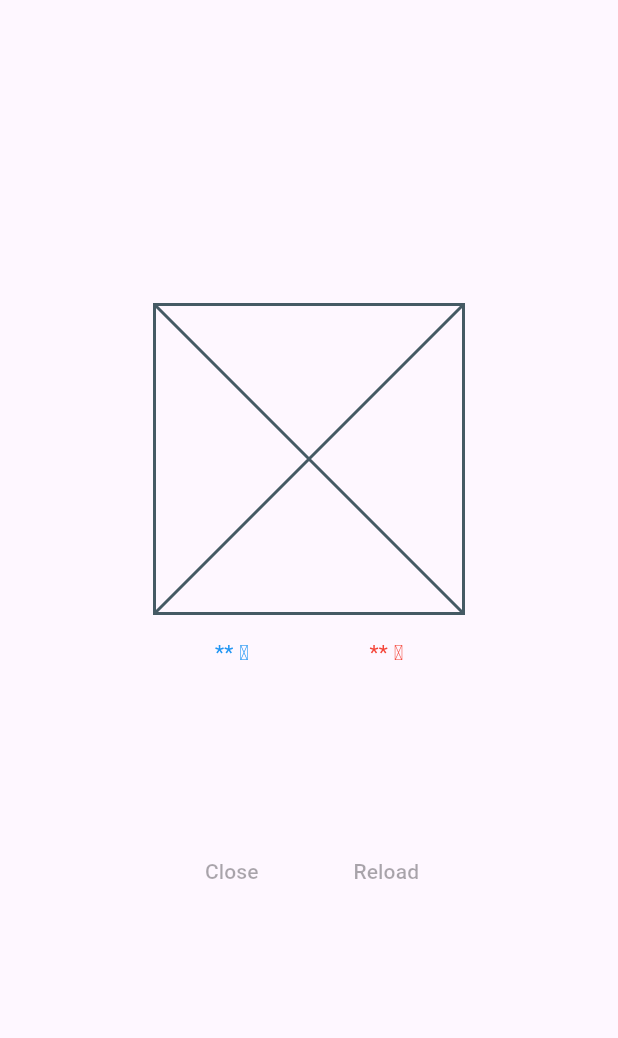
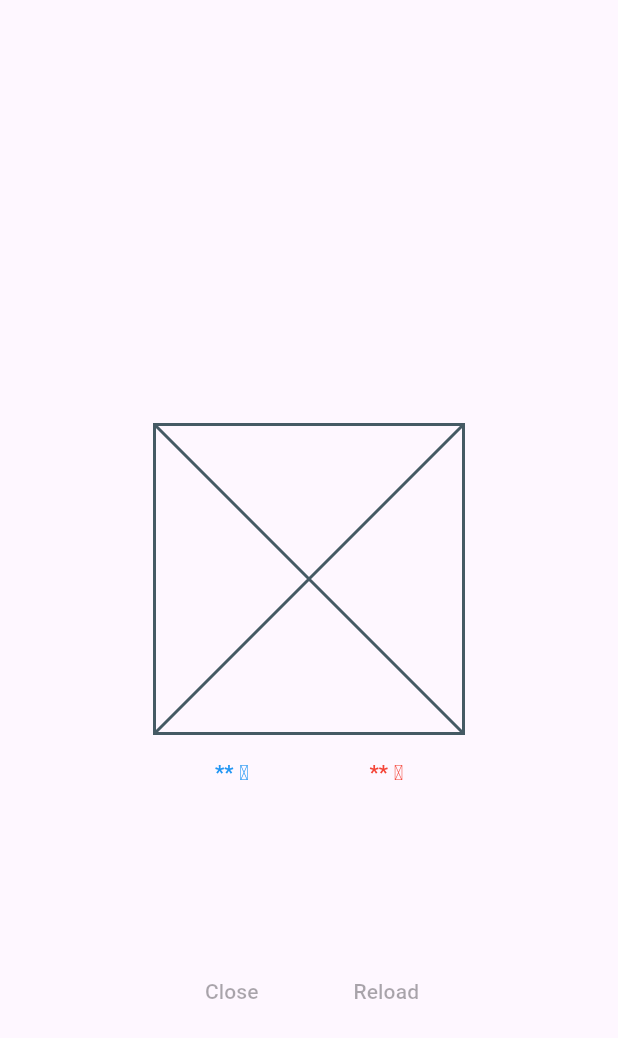
Before and after one commit to tooooofu24/flutter-training, a Flutter app: the screen it shows after launch, on a phone screen of 412 x 824 dp. Shown: the top 1038 px of the screen. Run offline on Flutter 3.47's test engine with Material 3 defaults, Android fonts, the phone set to English and light mode, and no system bars.

Commit message:
add: 指摘事項の修正

```diff
--- a/lib/main.dart
+++ b/lib/main.dart
@@ -9,44 +9,53 @@ class MainApp extends StatelessWidget {
 
   @override
   Widget build(BuildContext context) {
-    final screenWidth = MediaQuery.of(context).size.width;
-    final halfWidth = screenWidth / 2;
-
     return MaterialApp(
       home: Scaffold(
         body: Center(
-          child: SizedBox(
-            width: halfWidth,
-            child: const Column(
+          child: FractionallySizedBox(
+            widthFactor: 0.5,
+            child: Column(
               mainAxisSize: MainAxisSize.min,
               children: [
-                AspectRatio(
+                Expanded(child: Container()),
+                Column(
+                  children: [
+                    const AspectRatio(
                       aspectRatio: 1,
                       child: Placeholder(),
                     ),
                     Padding(
-                  padding: EdgeInsets.only(top: 16, bottom: 16),
+                      padding: const EdgeInsets.symmetric(vertical: 16),
                       child: Row(
                         children: [
                           Expanded(
-                        child: Center(
                             child: Text(
                               '** ℃',
-                            style: TextStyle(color: Colors.blue),
-                          ),
+                              style: Theme.of(context)
+                                  .textTheme
+                                  .labelLarge
+                                  ?.copyWith(color: Colors.blue),
+                              textAlign: TextAlign.center,
                             ),
                           ),
                           Expanded(
-                        child: Center(
                             child: Text(
                               '** ℃',
-                            style: TextStyle(color: Colors.red),
-                          ),
+                              style: Theme.of(context)
+                                  .textTheme
+                                  .labelLarge
+                                  ?.copyWith(color: Colors.red),
+                              textAlign: TextAlign.center,
                             ),
                           ),
                         ],
                       ),
                     ),
+                  ],
+                ),
+                const Expanded(
+                  child: Column(
+                    children: [
                       SizedBox(
                         height: 80,
                       ),
@@ -55,19 +64,18 @@ class MainApp extends StatelessWidget {
                         child: Row(
                           children: [
                             Expanded(
-                        child: Center(
                               child: TextButton(
                                 onPressed: null,
                                 child: Text('Close'),
                               ),
                             ),
-                      ),
                             Expanded(
-                        child: Center(
                               child: TextButton(
                                 onPressed: null,
                                 child: Text('Reload'),
                               ),
+                            ),
+                          ],
                         ),
                       ),
                     ],
```
Lines whose indentation alone changed are shown as unchanged.
